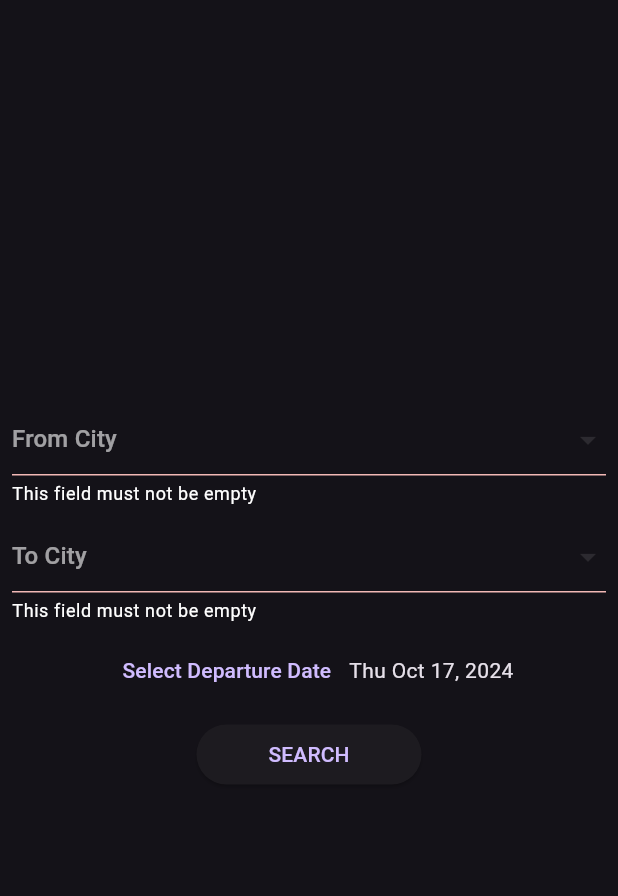
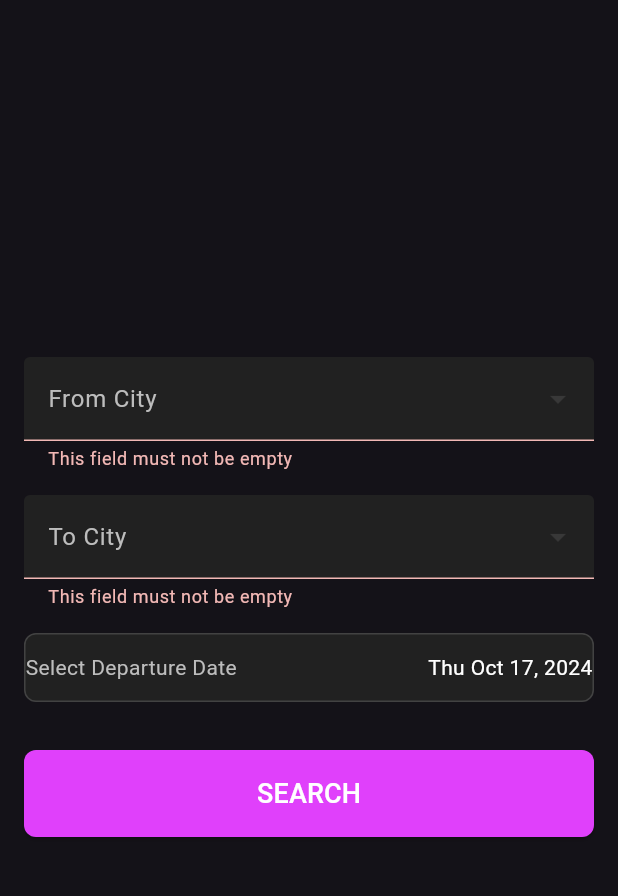
Before and after one commit to Developer199239/flutter_bus_reservation, a Flutter app: the screen it shows after launch, after a tap on "SEARCH", on a phone screen of 412 x 824 dp, the part 63-959 px from its top. Run offline on Flutter 3.47's test engine with Material 3 defaults, Android fonts, the phone set to English and light mode, and no system bars; our stand-ins replace flutter_easyloading, freezed_annotation, shared_preferences; accounts and stored records are empty; network calls fail.

Commit message:
update search page

```diff
--- a/lib/pages/search_page.dart
+++ b/lib/pages/search_page.dart
@@ -22,22 +22,18 @@ class _SearchPageState extends State<SearchPage> {
 
   @override
   void initState() {
-    // fromCity = 'Dhaka';
-    // toCity = 'Sylhet';
     departureDate = DateTime.now();
     super.initState();
     _loadCities();
   }
 
   Future<void> _loadCities() async {
-    final appDataProvider =
-    Provider.of<AppDataProvider>(context, listen: false);
+    final appDataProvider = Provider.of<AppDataProvider>(context, listen: false);
     EasyLoading.show(status: 'Searching...');
     try {
       final cities = await appDataProvider.getAllCity();
       setState(() {
         _cityNames = cities.map((city) => city.cityName).toList();
-        print('===city size: ${_cityNames.length}');
       });
     } catch (e) {
       print('Error loading cities: $e');
@@ -53,93 +49,118 @@ class _SearchPageState extends State<SearchPage> {
       appBar: AppBar(
         title: const Text('Search'),
       ),
-      body: Form(
+      body: Padding(
+        padding: const EdgeInsets.all(16.0),
+        child: Center(
+          child: Form(
             key: _formKey,
-        child: Center(
-          child: ListView(
-            shrinkWrap: true,
-            padding: const EdgeInsets.all(8),
+            child: Column(
+              mainAxisSize: MainAxisSize.min, // Minimize Column height to content
+              crossAxisAlignment: CrossAxisAlignment.stretch,
               children: [
                 DropdownButtonFormField<String>(
                   value: fromCity,
-                validator: (value) {
-                  if (value == null || value.isEmpty) {
-                    return emptyFieldErrMessage;
-                  }
-                  return null;
-                },
+                  validator: (value) => value == null ? emptyFieldErrMessage : null,
                   decoration: InputDecoration(
-                  errorStyle: const TextStyle(color: Colors.white),
+                    labelText: 'From City',
+                    labelStyle: TextStyle(color: Colors.grey[400]),
+                    filled: true,
+                    fillColor: Colors.grey[900],
+                    enabledBorder: OutlineInputBorder(
+                      borderRadius: BorderRadius.circular(8),
+                      borderSide: BorderSide(color: Colors.grey[800]!),
                     ),
-                hint: const Text('From City'),
+                    focusedBorder: OutlineInputBorder(
+                      borderRadius: BorderRadius.circular(8),
+                      borderSide: const BorderSide(color: Colors.purpleAccent),
+                    ),
+                  ),
                   isExpanded: true,
-                items: _cityNames
-                    .map((city) => DropdownMenuItem<String>(
+                  dropdownColor: Colors.grey[900],
+                  items: _cityNames.map((city) {
+                    return DropdownMenuItem<String>(
                       value: city,
-                          child: Text(city),
-                        ))
-                    .toList(),
-                onChanged: (value) {
-                  fromCity = value;
-                },
+                      child: Text(city, style: const TextStyle(color: Colors.white)),
+                    );
+                  }).toList(),
+                  onChanged: (value) => setState(() => fromCity = value),
                 ),
-              const SizedBox(
-                height: 10,
-              ),
+                const SizedBox(height: 16),
                 DropdownButtonFormField<String>(
                   value: toCity,
-                validator: (value) {
-                  if (value == null || value.isEmpty) {
-                    return emptyFieldErrMessage;
-                  }
-                  return null;
-                },
+                  validator: (value) => value == null ? emptyFieldErrMessage : null,
                   decoration: InputDecoration(
-                  errorStyle: const TextStyle(color: Colors.white),
+                    labelText: 'To City',
+                    labelStyle: TextStyle(color: Colors.grey[400]),
+                    filled: true,
+                    fillColor: Colors.grey[900],
+                    enabledBorder: OutlineInputBorder(
+                      borderRadius: BorderRadius.circular(8),
+                      borderSide: BorderSide(color: Colors.grey[800]!),
                     ),
-                hint: const Text('To City'),
+                    focusedBorder: OutlineInputBorder(
+                      borderRadius: BorderRadius.circular(8),
+                      borderSide: const BorderSide(color: Colors.purpleAccent),
+                    ),
+                  ),
                   isExpanded: true,
-                items: _cityNames
-                    .map((city) => DropdownMenuItem<String>(
+                  dropdownColor: Colors.grey[900],
+                  items: _cityNames.map((city) {
+                    return DropdownMenuItem<String>(
                       value: city,
-                          child: Text(city),
-                        ))
-                    .toList(),
-                onChanged: (value) {
-                  toCity = value;
-                },
+                      child: Text(city, style: const TextStyle(color: Colors.white)),
+                    );
+                  }).toList(),
+                  onChanged: (value) => setState(() => toCity = value),
                 ),
-              Padding(
-                padding: const EdgeInsets.all(8.0),
+                const SizedBox(height: 16),
+                InkWell(
+                  onTap: _selectDate,
+                  child: Container(
+                    padding: const EdgeInsets.symmetric(vertical: 12.0),
+                    decoration: BoxDecoration(
+                      color: Colors.grey[900],
+                      borderRadius: BorderRadius.circular(8),
+                      border: Border.all(color: Colors.grey[800]!),
+                    ),
                     child: Row(
-                  mainAxisAlignment: MainAxisAlignment.center,
+                      mainAxisAlignment: MainAxisAlignment.spaceBetween,
                       children: [
-                    TextButton(
-                      onPressed: _selectDate,
-                      child: const Text('Select Departure Date'),
+                        Text(
+                          'Select Departure Date',
+                          style: TextStyle(color: Colors.grey[400]),
                         ),
-                    Text(departureDate == null
-                        ? 'No date chosen'
-                        : getFormattedDate(departureDate!,
-                            pattern: 'EEE MMM dd, yyyy')),
+                        Text(
+                          departureDate != null
+                              ? getFormattedDate(departureDate!, pattern: 'EEE MMM dd, yyyy')
+                              : 'No date chosen',
+                          style: const TextStyle(color: Colors.white),
+                        ),
                       ],
                     ),
                   ),
-              Center(
-                child: SizedBox(
-                  width: 150,
-                  child: ElevatedButton(
+                ),
+                const SizedBox(height: 32), // Increase space before the button
+                ElevatedButton(
                   onPressed: _search,
-                    child: const Text('SEARCH'),
+                  style: ElevatedButton.styleFrom(
+                    backgroundColor: Colors.purpleAccent,
+                    foregroundColor: Colors.white,
+                    padding: const EdgeInsets.symmetric(vertical: 16.0),
+                    shape: RoundedRectangleBorder(
+                      borderRadius: BorderRadius.circular(8),
                     ),
                   ),
-              )
+                  child: const Text('SEARCH', style: TextStyle(fontSize: 18)),
+                ),
               ],
+            ),
           ),
         ),
       ),
     );
   }
+
 
   void _selectDate() async {
     final selectedDate = await showDatePicker(
@@ -167,11 +188,9 @@ class _SearchPageState extends State<SearchPage> {
           .then((route) {
         EasyLoading.dismiss();
         if (route != null) {
-          print('route found');
           Navigator.pushNamed(context, routeNameSearchResultPage,
               arguments: [route, getFormattedDate(departureDate!)]);
         } else {
-          print('route found');
           showMsg(context, 'Could not find any route');
         }
       });
```
Lines whose indentation alone changed are shown as unchanged.
